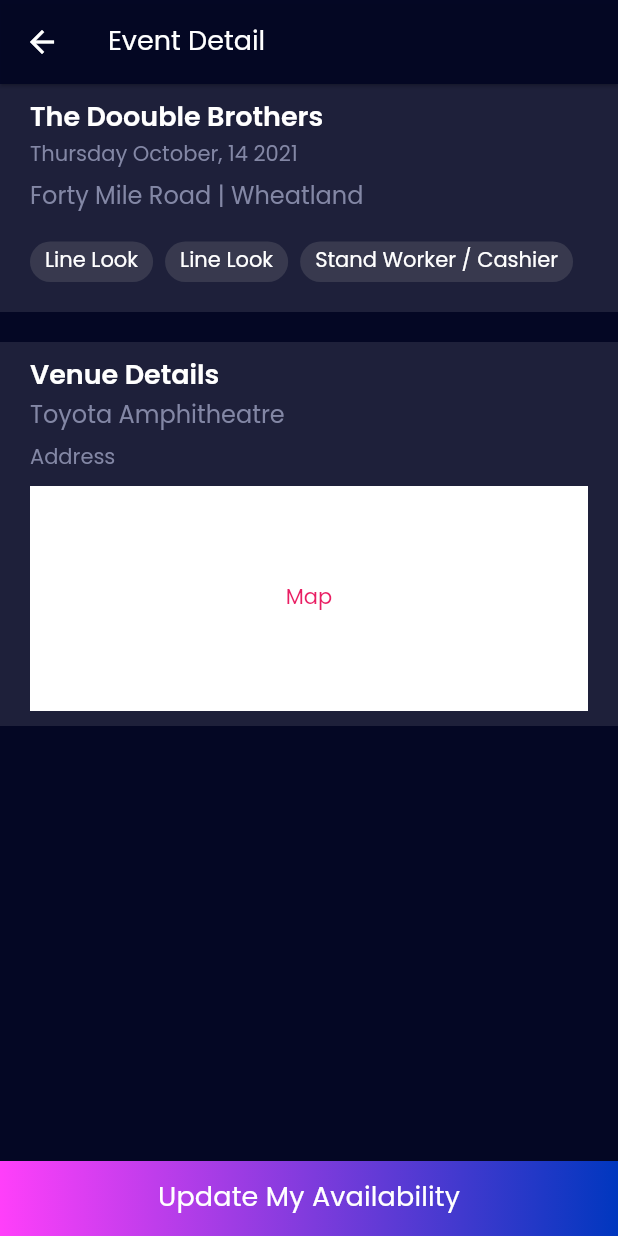
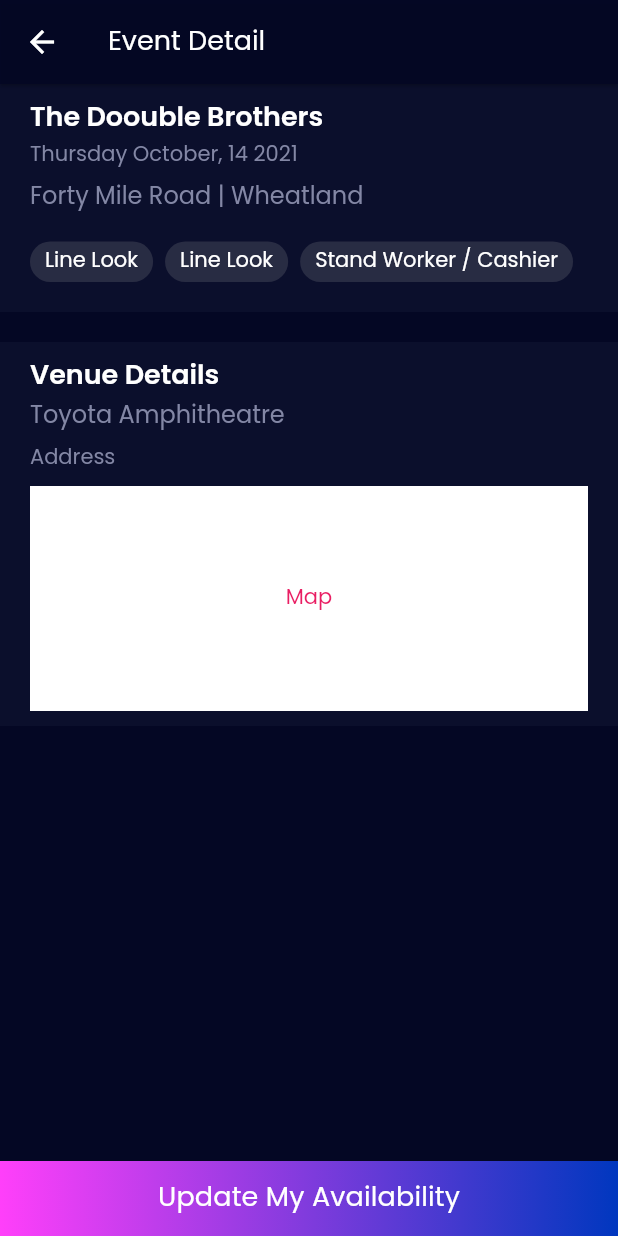
Before and after one commit to fluttertutorialin/mvpeventstaffing, a Flutter app: the EventDetailPage screen opened by its route, on a phone screen of 412 x 824 dp. Run offline on Flutter 3.47's test engine with Material 2 defaults, Android fonts, the phone set to English and light mode, and no system bars; our stand-ins replace get, google_fonts, pin_code_text_field.

Commit message:
filter and event detail design add

```diff
--- a/lib/ui/page/event_detail_page.dart
+++ b/lib/ui/page/event_detail_page.dart
@@ -37,7 +37,7 @@ class EventDetailPage extends StatelessWidget {
             child: Column(children: [
           Container(
               width: Get.width,
-              color: Colors.white.withOpacity(0.1),
+              color: boxColor,
               padding: const EdgeInsets.symmetric(horizontal: 20, vertical: 10),
               child: Column(
                   crossAxisAlignment: CrossAxisAlignment.start,
@@ -98,7 +98,7 @@ class EventDetailPage extends StatelessWidget {
           const SizedBox(height: 20),
           Container(
               width: Get.width,
-              color: Colors.white.withOpacity(0.1),
+              color: boxColor,
               padding: const EdgeInsets.symmetric(horizontal: 20, vertical: 10),
               child: Column(
                   crossAxisAlignment: CrossAxisAlignment.start,
```
